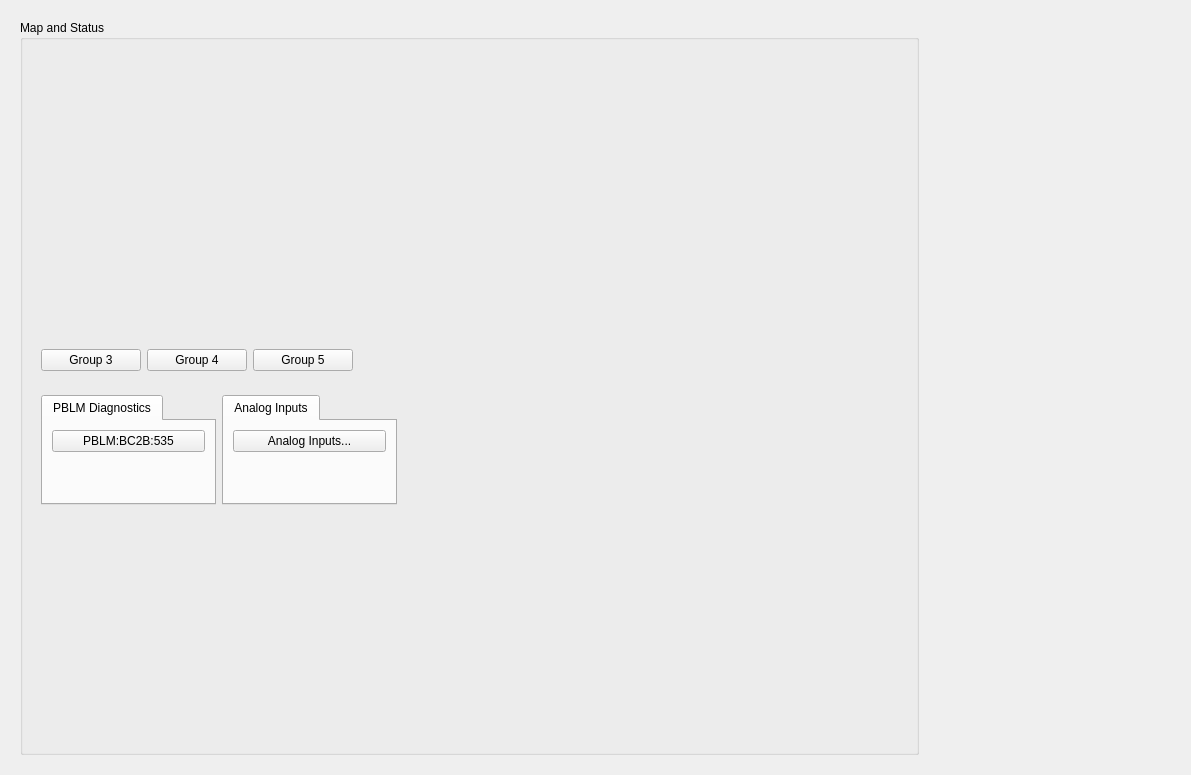
This is l2b_main.ui in ad-build-test/pydm-mps as Qt 5 draws it before an edit. The edited form follows.
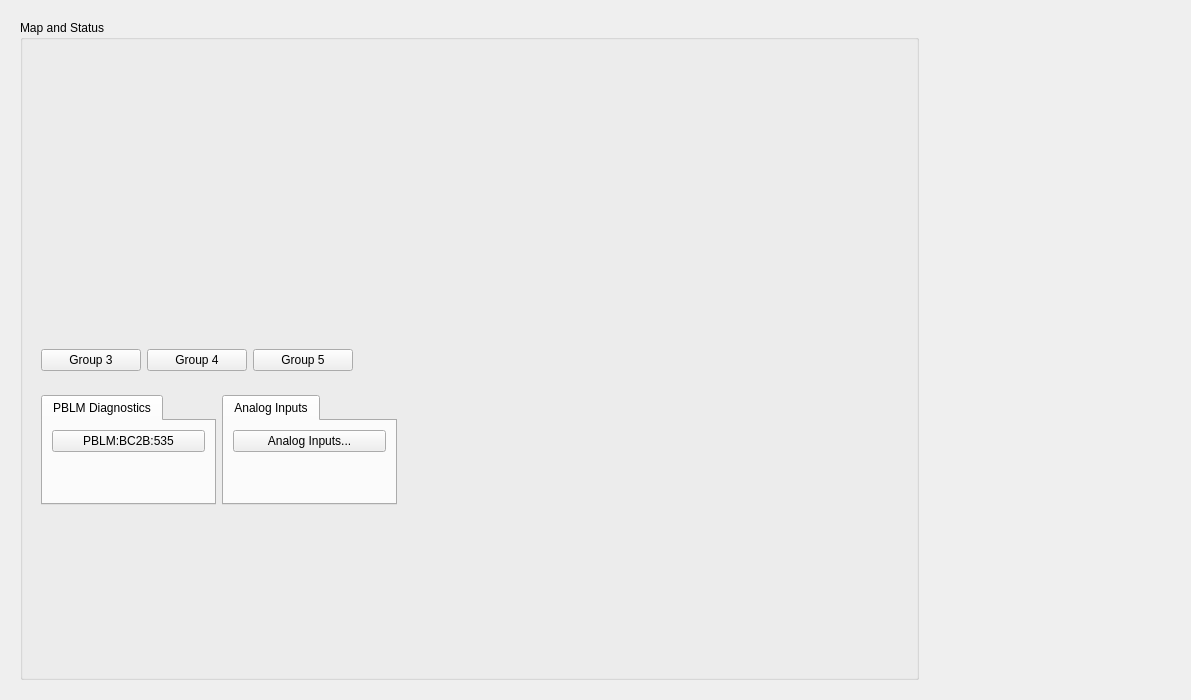
This is the edited form. Custom widgets are drawn as their Qt base class.

Commit message: Add analog buttons, change window size

```diff
--- a/l2b_main.ui
+++ b/l2b_main.ui
@@ -7,7 +7,7 @@
     <x>0</x>
     <y>0</y>
     <width>1191</width>
-    <height>775</height>
+    <height>700</height>
    </rect>
   </property>
   <property name="windowTitle">
```
The commit also changes 5 other files.
